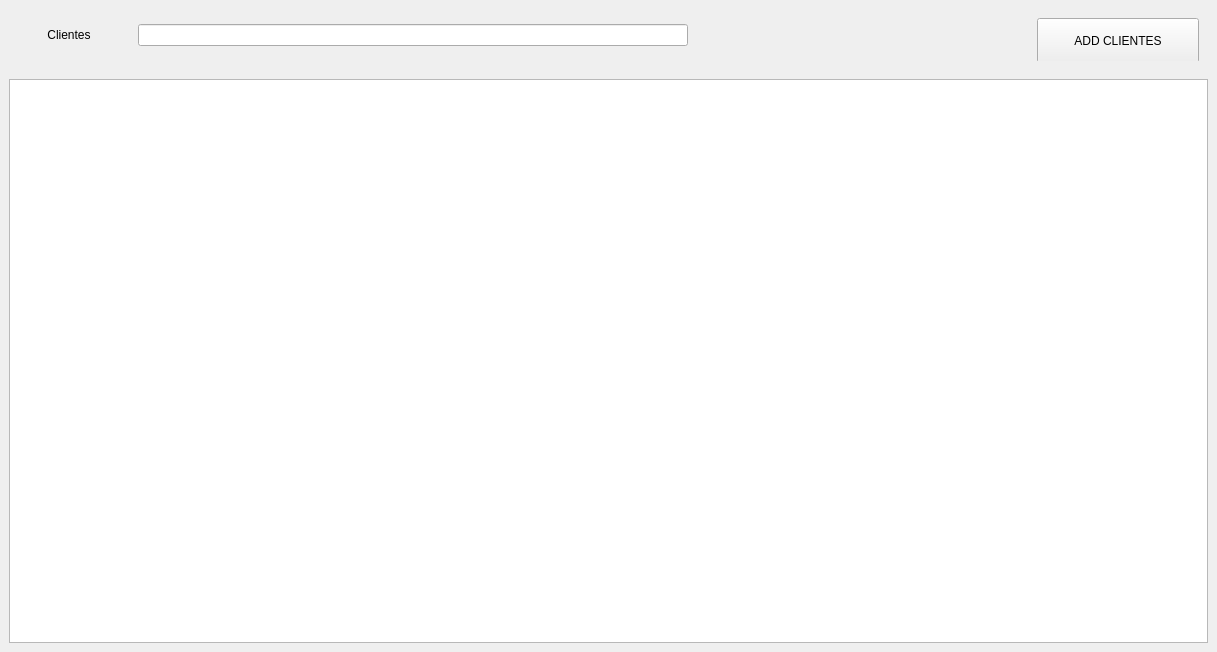
The window that desktop/windows/form_clients/clientes.ui (hnmcano/unique) describes before a commit, drawn with Qt 5.
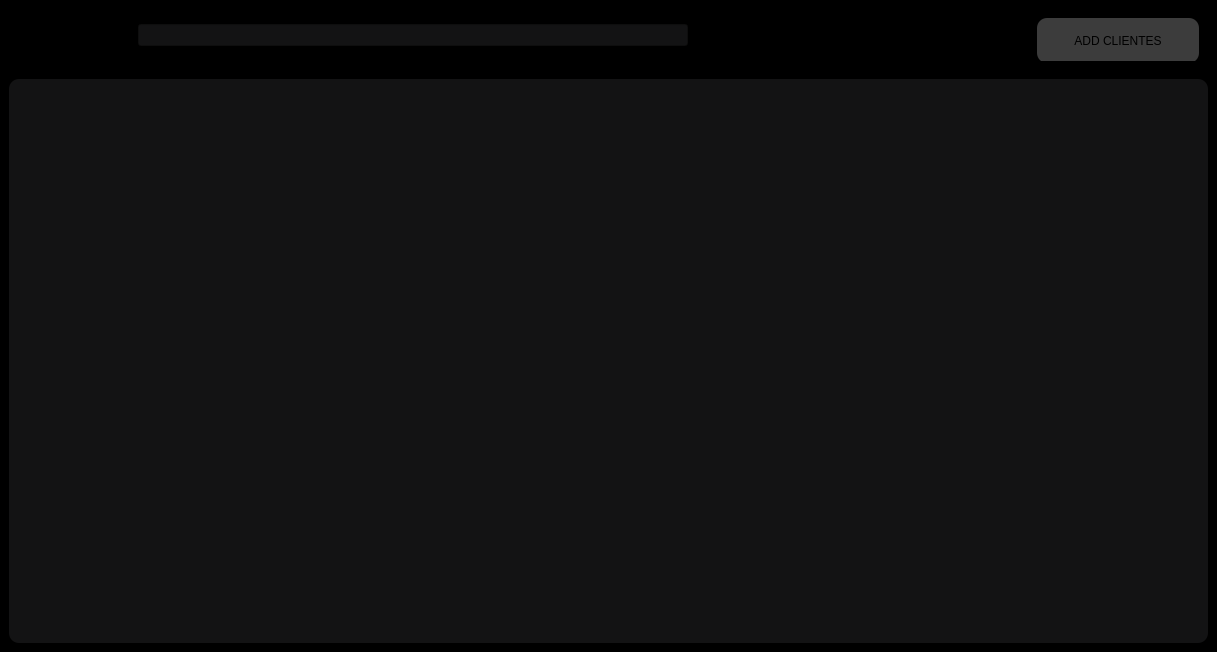
The same window after the commit.

What changed in the file:
```diff
--- a/desktop/windows/form_clients/clientes.ui
+++ b/desktop/windows/form_clients/clientes.ui
@@ -16,6 +16,26 @@
   <property name="layoutDirection">
    <enum>Qt::LayoutDirection::LeftToRight</enum>
   </property>
+  <property name="styleSheet">
+   <string notr="true">#centralwidget{
+	background-color: black;
+}
+
+#centralwidget QLineEdit{
+	background-color: #131314;
+}
+
+#centralwidget QTableWidget{
+	background-color: #131314;
+	border-radius: 10px;
+}
+
+#centralwidget QPushButton{
+	background-color: #3c3c3c;
+	border-radius: 10px;
+}
+</string>
+  </property>
   <widget class="QWidget" name="centralwidget">
    <layout class="QVBoxLayout" name="verticalLayout">
     <property name="spacing">
```
